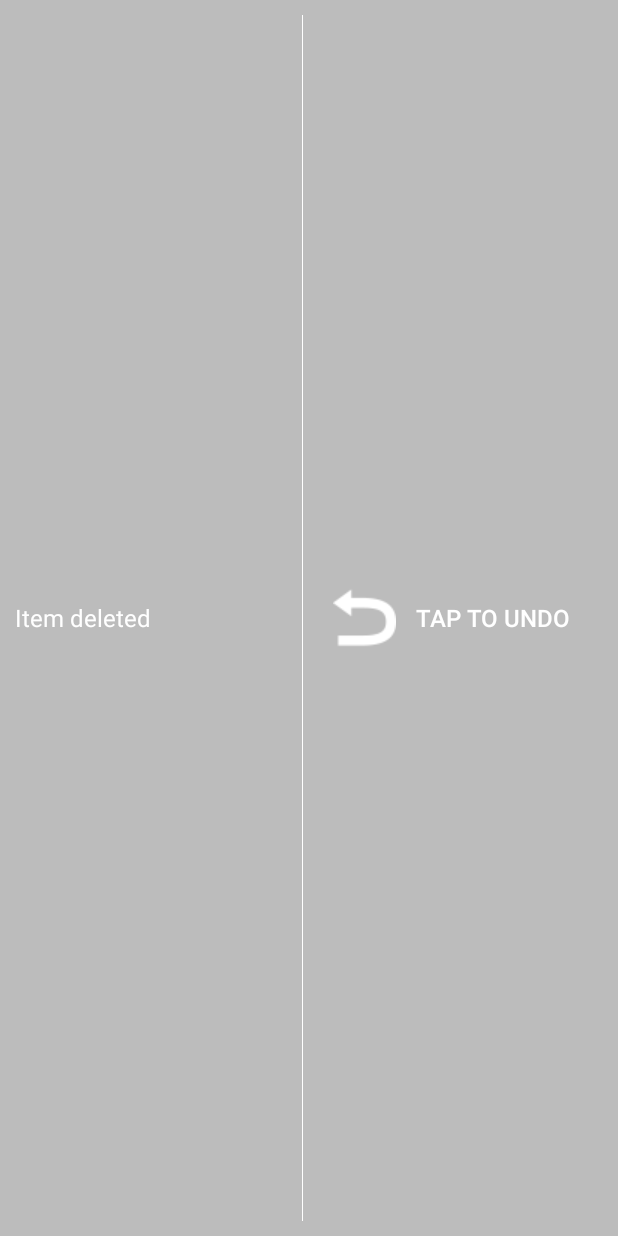
After one commit to bryanzw15/HoaMobileAndroid, an Android app: the layout undo_row.xml on its own in the app's theme, with its tools: preview values and no code run, on a phone screen of 412 x 824 dp. The commit adds this screen. Run offline under Robolectric (Android 15) with nearby library versions, the phone set to English and light mode, and no system bars.

Commit message:
Added Swipe to delete Implementation Activitybook/Activities missing Takslist/Task

```diff
--- a/app/build.gradle
+++ b/app/build.gradle
@@ -31,4 +31,8 @@ dependencies {
     compile 'com.newrelic.agent.android:android-agent:5.+'
     compile 'com.android.support:support-v4:23.0.+'
     compile 'com.android.support:recyclerview-v7:23.0.+'
+    compile 'com.nhaarman.listviewanimations:lib-core:3.1.0@aar'
+    compile 'com.nhaarman.listviewanimations:lib-manipulation:3.1.0@aar'
+    compile 'com.nhaarman.listviewanimations:lib-core-slh:3.1.0@aar'
+    compile 'com.nineoldandroids:library:2.4.0'
 }
--- a/app/src/main/res/layout/fragment_activity_list.xml
+++ b/app/src/main/res/layout/fragment_activity_list.xml
@@ -9,7 +9,7 @@
         android:layout_width="match_parent"
         android:layout_height="wrap_content">
 
-        <ListView android:id="@android:id/list"
+        <com.nhaarman.listviewanimations.itemmanipulation.DynamicListView android:id="@android:id/list"
             android:layout_width="match_parent"
             android:layout_height="match_parent" />
 
--- a/app/src/main/res/layout/fragment_activitybook_list.xml
+++ b/app/src/main/res/layout/fragment_activitybook_list.xml
@@ -9,7 +9,7 @@
         android:layout_width="match_parent"
         android:layout_height="wrap_content">
 
-        <ListView android:id="@android:id/list"
+        <com.nhaarman.listviewanimations.itemmanipulation.DynamicListView android:id="@android:id/list"
             android:layout_width="match_parent"
             android:layout_height="match_parent" />
 
--- /dev/null
+++ b/app/src/main/res/layout/undo_row.xml
@@ -0,0 +1,57 @@
+<?xml version="1.0" encoding="UTF-8"?><!--
+  ~ Copyright 2014 Niek Haarman
+  ~
+  ~ Licensed under the Apache License, Version 2.0 (the "License");
+  ~ you may not use this file except in compliance with the License.
+  ~ You may obtain a copy of the License at
+  ~
+  ~ http://www.apache.org/licenses/LICENSE-2.0
+  ~
+  ~ Unless required by applicable law or agreed to in writing, software
+  ~ distributed under the License is distributed on an "AS IS" BASIS,
+  ~ WITHOUT WARRANTIES OR CONDITIONS OF ANY KIND, either express or implied.
+  ~ See the License for the specific language governing permissions and
+  ~ limitations under the License.
+  -->
+
+<LinearLayout xmlns:android="http://schemas.android.com/apk/res/android"
+    xmlns:tools="http://schemas.android.com/tools"
+    android:layout_width="match_parent"
+    android:layout_height="match_parent"
+    android:background="#88888888"
+    android:gravity="center"
+    android:orientation="horizontal"
+    android:paddingRight="8dp"
+    tools:ignore="overdraw">
+
+    <TextView
+        android:id="@+id/undo_row_texttv"
+        android:layout_width="0dp"
+        android:layout_height="wrap_content"
+        android:layout_weight="1"
+        android:padding="10dp"
+        android:text="@string/itemdeleted"
+        android:textColor="@android:color/white"
+        android:textSize="16sp" />
+
+    <View
+        android:layout_width="1px"
+        android:layout_height="match_parent"
+        android:layout_margin="10dp"
+        android:background="@android:color/white"
+        tools:ignore="PxUsage" />
+
+    <Button
+        android:id="@+id/undo_row_undobutton"
+        android:layout_width="0dp"
+        android:layout_height="wrap_content"
+        android:layout_weight="1"
+        android:background="@null"
+        android:drawableLeft="@drawable/ic_undo"
+        android:padding="10dp"
+        android:paddingRight="8dp"
+        android:text="@string/taptoundo"
+        android:textColor="@android:color/white"
+        android:textSize="16sp" />
+
+</LinearLayout>
--- a/app/src/main/res/values/strings.xml
+++ b/app/src/main/res/values/strings.xml
@@ -5,4 +5,7 @@
 
     <string name="navigation_drawer_open">Open navigation drawer</string>
     <string name="navigation_drawer_close">Close navigation drawer</string>
+
+    <string name="itemdeleted">Item deleted</string>
+    <string name="taptoundo">Tap to undo</string>
 </resources>
```
Also changed, not shown: app/src/main/java/com/seng4100/hoamobile/API/EndpointInterface.java (+4 -7 lines), app/src/main/java/com/seng4100/hoamobile/View/ActivityFragmentView.java (+33 -2 lines), app/src/main/java/com/seng4100/hoamobile/View/ActivitybookFragmentView.java (+39 -2 lines), app/src/main/res/drawable/ic_undo.png (added).
